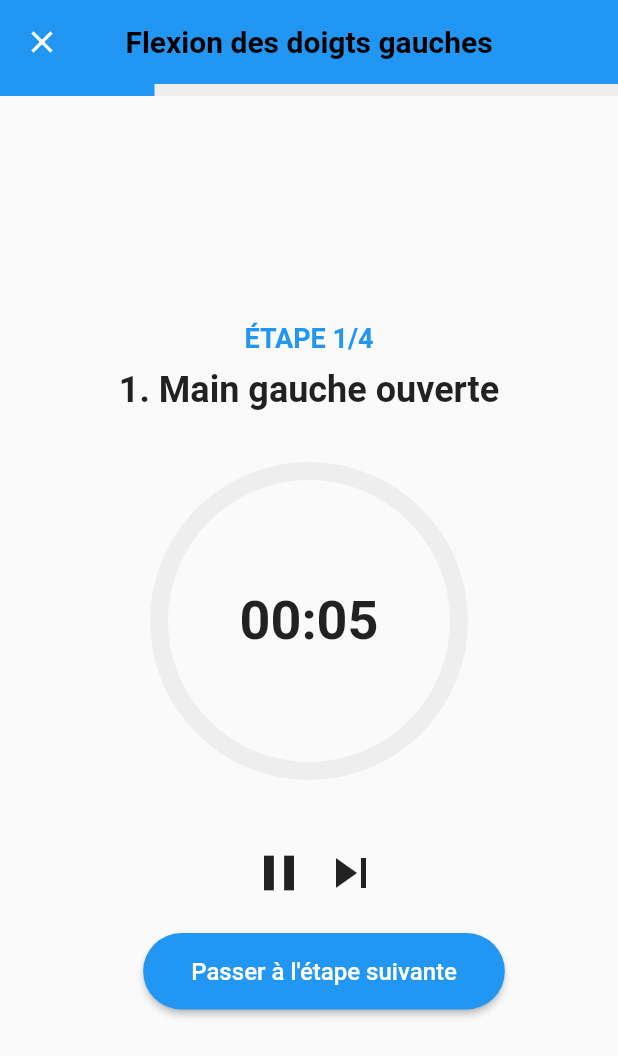
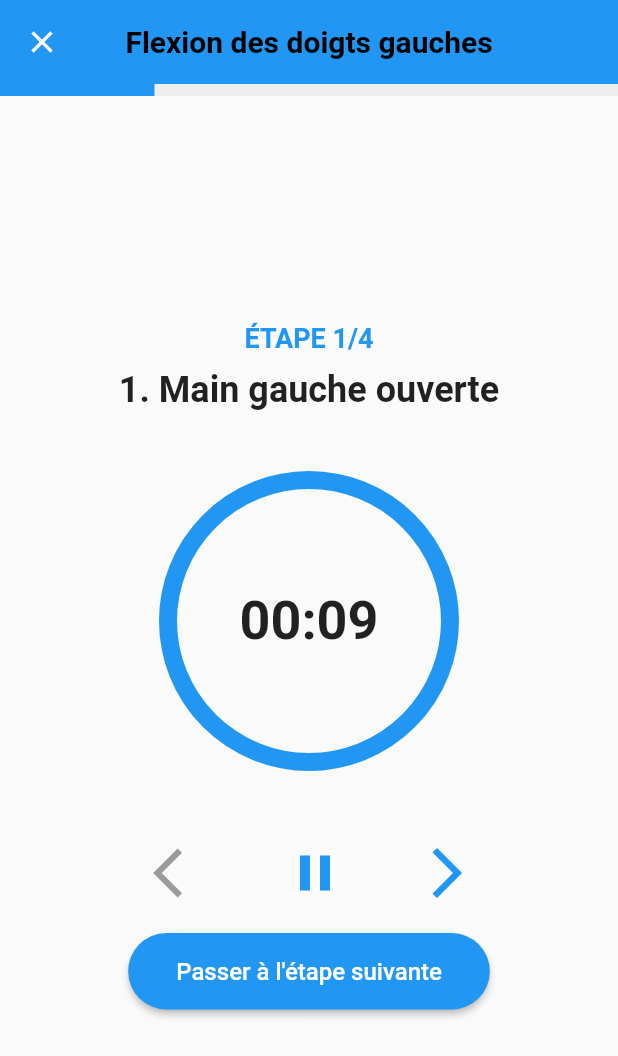
Before and after one commit to syrine-tek/training_app, a Flutter app: the ExerciseExecutionPage screen opened directly with sample values from the repository, after a tap on the "pause" icon, on a phone screen of 412 x 824 dp. Shown: the top 1056 px of the screen. Run offline on Flutter 3.47's test engine with Material 2 defaults, Android fonts, the phone set to English and light mode, and no system bars; our stand-ins replace firebase_auth, firebase_core; accounts and stored records are empty.

Commit message:
waelmodification1

```diff
--- a/lib/screens/ExerciseExecutionPage.dart
+++ b/lib/screens/ExerciseExecutionPage.dart
@@ -10,94 +10,95 @@ class ExerciseExecutionPage extends StatefulWidget {
   _ExerciseExecutionPageState createState() => _ExerciseExecutionPageState();
 }
 
-class _ExerciseExecutionPageState extends State<ExerciseExecutionPage> with TickerProviderStateMixin {
+class _ExerciseExecutionPageState extends State<ExerciseExecutionPage>
+    with TickerProviderStateMixin {
   late AnimationController _controller;
+  late AnimationController _borderController;
+  late Animation<double> _borderAnimation;
   int _currentStep = 0;
-  int _secondsRemaining = 0;
+  int _totalDuration = 10;
+  int _secondsRemaining = 10;
   bool _isCompleted = false;
   bool _isPaused = false;
   late List<String> _steps;
-  late List<int> _stepDurations;
 
   @override
   void initState() {
     super.initState();
     _parseInstructions();
-    _initializeTimer();
-    _startTimer();
+    _initializeTimers();
+    _startTimers();
   }
 
   void _parseInstructions() {
-    // Découper les instructions en étapes
-    final instructions = widget.exercise.instructions.split('\n').where((line) => line.trim().isNotEmpty).toList();
+    final instructions = widget.exercise.instructions
+        .split('\n')
+        .where((line) => line.trim().isNotEmpty)
+        .toList();
 
-    _steps = [];
-    _stepDurations = [];
-
-    for (var instruction in instructions) {
-      // Extraire la durée si mentionnée (ex: "Maintenez 5 secondes")
-      final durationMatch = RegExp(r'(\d+)\s+secondes?').firstMatch(instruction);
-      final repetitionMatch = RegExp(r'(\d+)\s+répétitions?').firstMatch(instruction);
-
-      int duration = 5; // Durée par défaut
-      if (durationMatch != null) {
-        duration = int.parse(durationMatch.group(1)!);
-      } else if (repetitionMatch != null) {
-        duration = 3; // 3 secondes par répétition
+    _steps = instructions.isNotEmpty ? instructions : ["Préparation", "Exécution", "Récupération"];
+    _secondsRemaining = _totalDuration;
   }
 
-      _steps.add(instruction);
-      _stepDurations.add(duration);
-    }
-
-    // Si aucune durée n'a été trouvée, utiliser des valeurs par défaut
-    if (_stepDurations.isEmpty) {
-      _steps = ["Préparation", "Exécution", "Récupération"];
-      _stepDurations = [5, 10, 5];
-    }
-
-    _secondsRemaining = _stepDurations[0];
-  }
-
-  void _initializeTimer() {
+  void _initializeTimers() {
     _controller = AnimationController(
       vsync: this,
-      duration: Duration(seconds: _secondsRemaining),
+      duration: Duration(seconds: _totalDuration),
     )..addStatusListener((status) {
       if (status == AnimationStatus.completed) {
         _nextStep();
       }
     });
+
+    _borderController = AnimationController(
+      vsync: this,
+      duration: const Duration(milliseconds: 1000),
+    )..repeat(reverse: true);
+
+    _borderAnimation = Tween<double>(begin: 8, end: 12).animate(
+      CurvedAnimation(
+        parent: _borderController,
+        curve: Curves.easeInOut,
+      ),
+    );
+
+    _controller.addListener(() {
+      setState(() {
+        _secondsRemaining = _totalDuration - (_controller.value * _totalDuration).toInt();
+      });
+    });
   }
 
-  void _startTimer() {
+  void _startTimers() {
     _isPaused = false;
-    _controller.forward(from: 0);
+    _controller.forward(from: _controller.value);
+    _borderController.forward();
   }
 
-  void _pauseTimer() {
+  void _pauseTimers() {
     _isPaused = true;
     _controller.stop();
+    _borderController.stop();
   }
 
-  void _resumeTimer() {
+  void _resumeTimers() {
     _isPaused = false;
     _controller.forward();
+    _borderController.forward();
   }
 
   void _nextStep() {
     if (_currentStep < _steps.length - 1) {
       setState(() {
         _currentStep++;
-        _secondsRemaining = _stepDurations[_currentStep];
-        _controller.dispose();
-        _initializeTimer();
-        _startTimer();
+        _secondsRemaining = _totalDuration;
+        _controller.reset();
+        _controller.forward();
       });
     } else {
       setState(() {
         _isCompleted = true;
-        _controller.dispose();
+        _disposeTimers();
       });
     }
   }
@@ -106,12 +107,16 @@ class _ExerciseExecutionPageState extends State<ExerciseExecutionPage> with Tick
     if (_currentStep > 0) {
       setState(() {
         _currentStep--;
-        _secondsRemaining = _stepDurations[_currentStep];
-        _controller.dispose();
-        _initializeTimer();
-        _startTimer();
+        _secondsRemaining = _totalDuration;
+        _controller.reset();
+        _controller.forward();
       });
     }
+  }
+
+  void _disposeTimers() {
+    _controller.dispose();
+    _borderController.dispose();
   }
 
   String _formatTime(int seconds) {
@@ -122,7 +127,7 @@ class _ExerciseExecutionPageState extends State<ExerciseExecutionPage> with Tick
 
   @override
   void dispose() {
-    _controller.dispose();
+    _disposeTimers();
     super.dispose();
   }
 
@@ -150,7 +155,6 @@ class _ExerciseExecutionPageState extends State<ExerciseExecutionPage> with Tick
               child: Column(
                 mainAxisAlignment: MainAxisAlignment.center,
                 children: [
-                  // Étape actuelle
                   Text(
                     'ÉTAPE ${_currentStep + 1}/${_steps.length}',
                     style: const TextStyle(
@@ -170,25 +174,26 @@ class _ExerciseExecutionPageState extends State<ExerciseExecutionPage> with Tick
                   ),
                   const SizedBox(height: 40),
 
-                  // Timer circulaire
-                  Stack(
-                    alignment: Alignment.center,
-                    children: [
-                      SizedBox(
+                  // Grand cercle unique avec animation
+                  AnimatedBuilder(
+                    animation: Listenable.merge([_controller, _borderAnimation]),
+                    builder: (context, child) {
+                      return Container(
                         width: 200,
                         height: 200,
-                        child: CircularProgressIndicator(
-                          value: _controller.value,
-                          strokeWidth: 12,
-                          backgroundColor: Colors.grey[200],
+                        decoration: BoxDecoration(
+                          shape: BoxShape.circle,
+                          border: Border.all(
                             color: Colors.blue,
+                            width: _borderAnimation.value,
                           ),
                         ),
-                      Column(
+                        child: Center(
+                          child: Column(
                             mainAxisSize: MainAxisSize.min,
                             children: [
                               Text(
-                            _formatTime(_secondsRemaining - (_controller.value * _secondsRemaining).toInt()),
+                                _formatTime(_secondsRemaining),
                                 style: const TextStyle(
                                   fontSize: 36,
                                   fontWeight: FontWeight.bold,
@@ -204,48 +209,51 @@ class _ExerciseExecutionPageState extends State<ExerciseExecutionPage> with Tick
                                 ),
                             ],
                           ),
-                    ],
+                        ),
+                      );
+                    },
                   ),
                   const SizedBox(height: 40),
 
-                  // Contrôles du timer
                   Row(
                     mainAxisAlignment: MainAxisAlignment.center,
                     children: [
+                      IconButton(
+                        icon: const Icon(Icons.arrow_back_ios, size: 40),
+                        onPressed: _currentStep > 0 ? _previousStep : null,
+                        color: _currentStep > 0 ? Colors.blue : Colors.grey,
+                      ),
+                      const SizedBox(width: 40),
+
                       if (!_isCompleted && !_isPaused)
                         IconButton(
                           icon: const Icon(Icons.pause, size: 40),
-                          onPressed: _pauseTimer,
+                          onPressed: _pauseTimers,
+                          color: Colors.blue,
                         )
                       else if (!_isCompleted && _isPaused)
                         IconButton(
                           icon: const Icon(Icons.play_arrow, size: 40),
-                          onPressed: _resumeTimer,
+                          onPressed: _resumeTimers,
+                          color: Colors.blue,
                         ),
-                      if (!_isCompleted)
+                      const SizedBox(width: 40),
+
                       IconButton(
-                          icon: const Icon(Icons.skip_next, size: 40),
+                        icon: const Icon(Icons.arrow_forward_ios, size: 40),
                         onPressed: _nextStep,
+                        color: Colors.blue,
                       ),
                     ],
                   ),
                   const SizedBox(height: 20),
 
-                  // Boutons de navigation
                   if (!_isCompleted)
-                    Row(
-                      mainAxisAlignment: MainAxisAlignment.center,
-                      children: [
-                        if (_currentStep > 0)
-                          TextButton(
-                            onPressed: _previousStep,
-                            child: const Text('Étape précédente'),
-                          ),
-                        const SizedBox(width: 20),
                     ElevatedButton(
                       onPressed: _nextStep,
                       style: ElevatedButton.styleFrom(
-                            padding: const EdgeInsets.symmetric(horizontal: 32, vertical: 16),
+                        padding: const EdgeInsets.symmetric(
+                            horizontal: 32, vertical: 16),
                         shape: RoundedRectangleBorder(
                           borderRadius: BorderRadius.circular(30),
                         ),
@@ -256,8 +264,6 @@ class _ExerciseExecutionPageState extends State<ExerciseExecutionPage> with Tick
                             : 'Terminer l\'exercice',
                         style: const TextStyle(fontSize: 16),
                       ),
-                        ),
-                      ],
                     )
                   else
                     Column(
@@ -279,7 +285,8 @@ class _ExerciseExecutionPageState extends State<ExerciseExecutionPage> with Tick
                         ElevatedButton(
                           onPressed: () => Navigator.pop(context),
                           style: ElevatedButton.styleFrom(
-                            padding: const EdgeInsets.symmetric(horizontal: 32, vertical: 16),
+                            padding: const EdgeInsets.symmetric(
+                                horizontal: 32, vertical: 16),
                             shape: RoundedRectangleBorder(
                               borderRadius: BorderRadius.circular(30),
                             ),
--- a/lib/screens/exercises_page.dart
+++ b/lib/screens/exercises_page.dart
@@ -100,8 +100,8 @@ class ExercisesPage extends StatelessWidget {
 2. Maintenez 7 secondes
 3. Relâchez progressivement
 4. 8 répétitions avec 30s repos''',
-      imagePath: 'assets/resistance_droit.jpg',
-      detailImagePath: 'assets/rotationPoignets.png',
+      imagePath: 'assets/pression-main-removebg-preview.png',
+      detailImagePath: 'assets/pression-main-removebg-preview.png',
     ),
     Exercise(
       id: '8',
@@ -113,8 +113,8 @@ class ExercisesPage extends StatelessWidget {
 2. Commencez lentement puis accélérez
 3. Alternez les séquences
 4. 3 minutes sans pause''',
-      imagePath: 'assets/tapping_droit.jpg',
-      detailImagePath: 'assets/rotationPoignets.png',
+      imagePath: 'assets/signification-de-la-longueur-de-votre-petit-doigt.jpg',
+      detailImagePath: 'assets/signification-de-la-longueur-de-votre-petit-doigt.jpg',
     ),
     Exercise(
       id: '9',
--- a/pubspec.yaml
+++ b/pubspec.yaml
@@ -72,6 +72,8 @@ flutter:
     - assets/rotation.jpg
     - assets/levéePoids.jpg
     - assets/leveePoids.jpg
+    - assets/pression-main-removebg-preview.png
+    - assets/signification-de-la-longueur-de-votre-petit-doigt.jpg
   # To add assets to your application, add an assets section, like this:
   # assets:
   #   - images/a_dot_burr.jpeg
```
Also changed, not shown: assets/pression-main-removebg-preview.png (added), assets/signification-de-la-longueur-de-votre-petit-doigt.jpg (added). Lines whose indentation alone changed are shown as unchanged.
